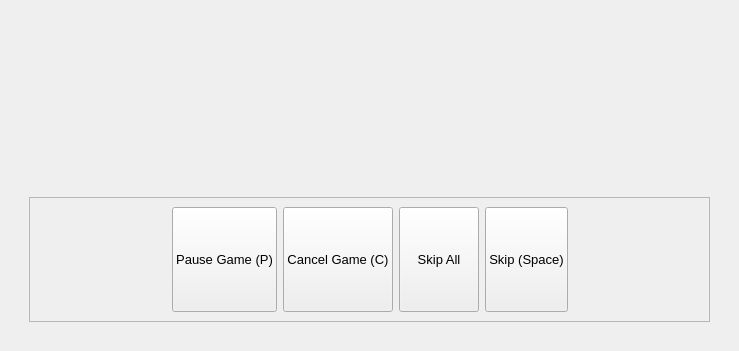
Old version of the form ui/player.ui in the repository tdauth/gustavsfairyland.
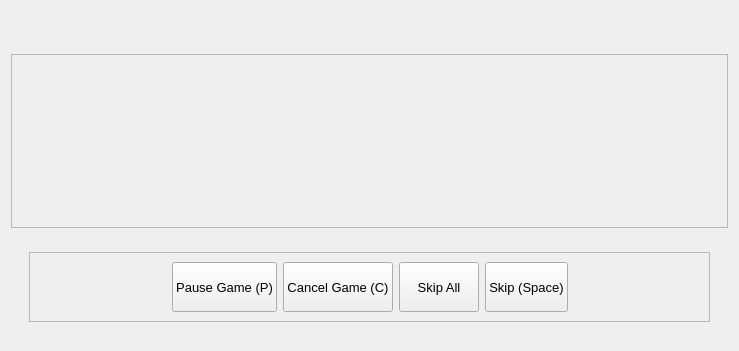
New version of the form. Icons and pictures are not drawn.

Commit message:
Use a scroll area for the player widget
Otherwise it might become bigger than the screen.

Patch:
```diff
--- a/ui/player.ui
+++ b/ui/player.ui
@@ -40,7 +40,29 @@
         </widget>
        </item>
        <item>
-        <layout class="QHBoxLayout" name="videoPlayerLayout"/>
+        <widget class="QScrollArea" name="scrollArea_2">
+         <property name="widgetResizable">
+          <bool>true</bool>
+         </property>
+         <property name="alignment">
+          <set>Qt::AlignCenter</set>
+         </property>
+         <widget class="QWidget" name="scrollAreaWidgetContents_2">
+          <property name="geometry">
+           <rect>
+            <x>0</x>
+            <y>0</y>
+            <width>707</width>
+            <height>167</height>
+           </rect>
+          </property>
+          <layout class="QHBoxLayout" name="horizontalLayout_6">
+           <item>
+            <layout class="QHBoxLayout" name="videoPlayerLayout"/>
+           </item>
+          </layout>
+         </widget>
+        </widget>
        </item>
        <item>
         <layout class="QHBoxLayout" name="buttonsHorizontalLayout">
@@ -72,8 +94,8 @@
                    <rect>
                     <x>0</x>
                     <y>0</y>
-                    <width>685</width>
-                    <height>78</height>
+                    <width>669</width>
+                    <height>69</height>
                    </rect>
                   </property>
                   <layout class="QHBoxLayout" name="horizontalLayout_5">
```
Left out of the diff: 10 changed lines with no effect on the pictures.
